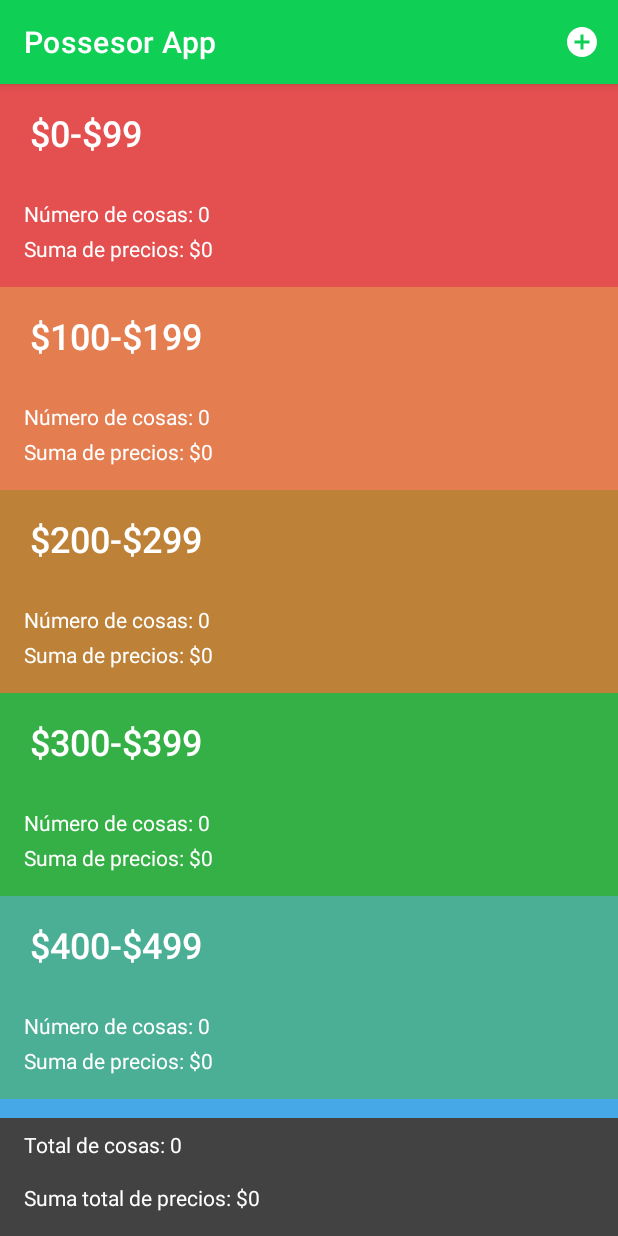
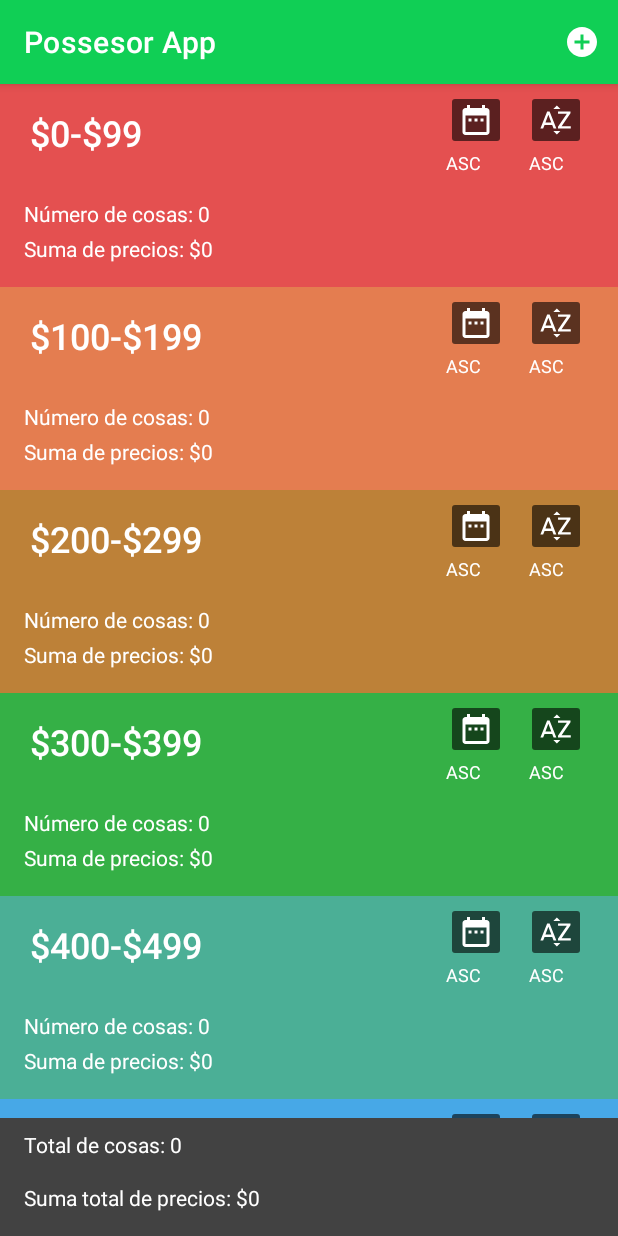
Before and after one commit to CesarArellano/Possessor-App, an Android app: the screen it shows after launch (MainActivity), on a phone screen of 412 x 824 dp. Run offline under Robolectric (Android 15) with nearby library versions, the phone set to English and light mode, and no system bars; libraries missing offline, so code that uses them is left out: it.xabaras.android.

Commit message:
Adding Sort by Alphabet or Date

```diff
--- a/PossessorApp/app/src/main/java/com/cesararellano/possessorapp/Thing.kt
+++ b/PossessorApp/app/src/main/java/com/cesararellano/possessorapp/Thing.kt
@@ -12,6 +12,7 @@ class Thing(): Parcelable {
     var pesosValue: Int = 0
     var serialNumber: String = UUID.randomUUID().toString().substring(0, 8) // Se limita a 8 dígitos el UUID random
     var creationDate: String = SimpleDateFormat( "dd-MM-yyyy", Locale.getDefault() ).format( Date() ) // Con esta instrucción formateamos la fecha de la siguiente forma "día-mes-año".
+    var originalCreationDate: Date = Date()
     var thingId = UUID.randomUUID().toString().substring(0,6)
 
     // Deserializar data
--- a/PossessorApp/app/src/main/java/com/cesararellano/possessorapp/ThingFragment.kt
+++ b/PossessorApp/app/src/main/java/com/cesararellano/possessorapp/ThingFragment.kt
@@ -1,5 +1,6 @@
 package com.cesararellano.possessorapp
 
+import android.annotation.SuppressLint
 import android.app.Activity
 import android.app.DatePickerDialog
 import android.content.Intent
@@ -189,6 +190,7 @@ class ThingFragment : Fragment() {
                 val newDate = "${ dayOfMonth }-${ monthOfYear + 1 }-${ yearN }"
                 dateLabel.text = newDate
                 thing.creationDate = newDate
+                thing.originalCreationDate = SimpleDateFormat("dd-MM-yyyy", Locale.getDefault() ).parse(newDate)!!
             }, year, month, day) // Se crea el DatePicker con la fecha actual y tras seleccionar una fecha le establecemos el formato a la misma, para almacenarla y pintarla en la vista.
         }
 
--- a/PossessorApp/app/src/main/java/com/cesararellano/possessorapp/ThingsTableFragment.kt
+++ b/PossessorApp/app/src/main/java/com/cesararellano/possessorapp/ThingsTableFragment.kt
@@ -8,6 +8,7 @@ import android.graphics.Color
 import android.os.Bundle
 import android.os.Environment
 import android.view.*
+import android.widget.ImageButton
 import android.widget.ImageView
 import android.widget.TextView
 import androidx.appcompat.app.AppCompatActivity
@@ -101,20 +102,58 @@ class ThingsTableFragment: Fragment() {
 
         inner class DataViewHolder(itemView: View): RecyclerView.ViewHolder(itemView) {
             private val sectionNameTV: TextView = itemView.findViewById(R.id.section_title)
-            private val cosasRV: RecyclerView = itemView.findViewById(R.id.child_recycler_view)
+            private val thingsRecyclerView: RecyclerView = itemView.findViewById(R.id.child_recycler_view)
             private val numberOfThingsBySection: TextView = itemView.findViewById(R.id.numberOfThingsBySection)
             private val thingPriceSumBySection: TextView = itemView.findViewById(R.id.thingPriceSumBySection)
+            private val orderByAlphaButton: ImageButton = itemView.findViewById(R.id.orderByAlphaButton)
+            private val orderByAlphaLabel: TextView = itemView.findViewById(R.id.orderByAlphaLabel)
+            private val orderByDateButton: ImageButton = itemView.findViewById(R.id.orderByDateButton)
+            private val orderByDateLabel: TextView = itemView.findViewById(R.id.orderByDateLabel)
+            private var isSortByAscAlpha:Boolean = true
+            private var isSortByAscDate:Boolean = true
 
+            @SuppressLint("SetTextI18n", "NotifyDataSetChanged")
+            fun bind(section: Sections, backgroundColor: Int) {
 
-            @SuppressLint("SetTextI18n")
-            fun bind(section: Sections, backgroundColor: Int) {
                 sectionNameTV.text = section.section
                 numberOfThingsBySection.text = "Número de cosas: ${ section.list.size }"
                 thingPriceSumBySection.text = "Suma de precios: $${ thingTableViewModel.getThingPriceSumBySection(section.list) }"
+
                 val thingAdapter = ThingAdapter(section.list)
-                cosasRV.layoutManager = LinearLayoutManager(context)
-                cosasRV.adapter = thingAdapter
-                cosasRV.setBackgroundColor(backgroundColor)
+                thingsRecyclerView.layoutManager = LinearLayoutManager(context)
+                thingsRecyclerView.adapter = thingAdapter
+                thingsRecyclerView.setBackgroundColor(backgroundColor)
+
+                orderByAlphaButton.isEnabled = section.list.size > 0
+                orderByDateButton.isEnabled = section.list.size > 0
+
+                orderByDateButton.setOnClickListener {
+                    isSortByAscDate = if( isSortByAscDate ) {
+                        section.list.sortBy { it.originalCreationDate }
+                        orderByDateLabel.text = "ASC"
+                        false
+                    } else {
+                        section.list.sortByDescending { it.originalCreationDate }
+                        orderByDateLabel.text = "DESC"
+                        true
+                    }
+                    notifyDataSetChanged()
+                }
+
+                orderByAlphaButton.setOnClickListener {
+
+                    isSortByAscAlpha = if( isSortByAscAlpha ) {
+                        section.list.sortBy { it.thingName }
+                        orderByAlphaLabel.text = "ASC"
+                        false
+                    } else {
+                        section.list.sortByDescending { it.thingName }
+                        orderByAlphaLabel.text = "DESC"
+                        true
+                    }
+                    notifyDataSetChanged()
+                }
+
                 // Se generan los listeners dependiendo del gesto del usuario, se utiliza la clase abstracta RecyclerViewGestures.
                 val swipegestures = object : RecyclerViewGestures() {
 
@@ -143,7 +182,7 @@ class ThingsTableFragment: Fragment() {
                 }
                 // Se adjunta el RecyclerView al touchHelper.
                 val touchHelper = ItemTouchHelper(swipegestures)
-                touchHelper.attachToRecyclerView(cosasRV)
+                touchHelper.attachToRecyclerView(thingsRecyclerView)
             }
 
         }
--- /dev/null
+++ b/PossessorApp/app/src/main/res/drawable/ic_baseline_date_range.xml
@@ -0,0 +1,5 @@
+<vector android:height="24dp" android:tint="#FFFFFF"
+    android:viewportHeight="24" android:viewportWidth="24"
+    android:width="24dp" xmlns:android="http://schemas.android.com/apk/res/android">
+    <path android:fillColor="@android:color/white" android:pathData="M9,11L7,11v2h2v-2zM13,11h-2v2h2v-2zM17,11h-2v2h2v-2zM19,4h-1L18,2h-2v2L8,4L8,2L6,2v2L5,4c-1.11,0 -1.99,0.9 -1.99,2L3,20c0,1.1 0.89,2 2,2h14c1.1,0 2,-0.9 2,-2L21,6c0,-1.1 -0.9,-2 -2,-2zM19,20L5,20L5,9h14v11z"/>
+</vector>
--- /dev/null
+++ b/PossessorApp/app/src/main/res/drawable/ic_baseline_sort_by_alpha.xml
@@ -0,0 +1,5 @@
+<vector android:height="24dp" android:tint="#FFFFFF"
+    android:viewportHeight="24" android:viewportWidth="24"
+    android:width="24dp" xmlns:android="http://schemas.android.com/apk/res/android">
+    <path android:fillColor="@android:color/white" android:pathData="M14.94,4.66h-4.72l2.36,-2.36zM10.25,19.37h4.66l-2.33,2.33zM6.1,6.27L1.6,17.73h1.84l0.92,-2.45h5.11l0.92,2.45h1.84L7.74,6.27L6.1,6.27zM4.97,13.64l1.94,-5.18 1.94,5.18L4.97,13.64zM15.73,16.14h6.12v1.59h-8.53v-1.29l5.92,-8.56h-5.88v-1.6h8.3v1.26l-5.93,8.6z"/>
+</vector>
--- a/PossessorApp/app/src/main/res/layout/sections_ui.xml
+++ b/PossessorApp/app/src/main/res/layout/sections_ui.xml
@@ -1,6 +1,7 @@
 <?xml version="1.0" encoding="utf-8"?>
 <androidx.constraintlayout.widget.ConstraintLayout xmlns:android="http://schemas.android.com/apk/res/android"
     xmlns:app="http://schemas.android.com/apk/res-auto"
+    xmlns:tools="http://schemas.android.com/tools"
     android:layout_width="match_parent"
     android:layout_height="wrap_content" >
     <TextView
@@ -50,4 +51,50 @@
         app:layout_constraintBottom_toBottomOf="parent"
         app:layout_constraintStart_toStartOf="parent" />
 
+    <ImageButton
+        android:id="@+id/orderByAlphaButton"
+        android:layout_width="40dp"
+        android:layout_height="40dp"
+        android:layout_marginTop="4dp"
+        android:layout_marginEnd="8dp"
+        android:backgroundTint="@color/material_on_background_emphasis_medium"
+        app:layout_constraintEnd_toEndOf="parent"
+        app:layout_constraintStart_toEndOf="@+id/orderByDateButton"
+        app:layout_constraintTop_toTopOf="parent"
+        app:srcCompat="@drawable/ic_baseline_sort_by_alpha" />
+
+    <ImageButton
+        android:id="@+id/orderByDateButton"
+        android:layout_width="40dp"
+        android:layout_height="40dp"
+        android:layout_marginTop="4dp"
+        android:backgroundTint="@color/material_on_background_emphasis_medium"
+        app:layout_constraintStart_toStartOf="@+id/orderByDateLabel"
+        app:layout_constraintTop_toTopOf="parent"
+        app:srcCompat="@drawable/ic_baseline_date_range" />
+
+    <TextView
+        android:id="@+id/orderByAlphaLabel"
+        android:layout_width="wrap_content"
+        android:layout_height="wrap_content"
+        android:layout_marginEnd="36dp"
+        android:text="@string/orderByLabel"
+        android:textColor="@color/white"
+        android:textSize="12sp"
+        app:layout_constraintBottom_toTopOf="@+id/child_recycler_view"
+        app:layout_constraintEnd_toEndOf="parent"
+        app:layout_constraintTop_toTopOf="@+id/orderByDateLabel"
+        app:layout_constraintVertical_bias="0.0" />
+
+    <TextView
+        android:id="@+id/orderByDateLabel"
+        android:layout_width="wrap_content"
+        android:layout_height="wrap_content"
+        android:layout_marginEnd="32dp"
+        android:text="@string/orderByLabel"
+        android:textColor="@color/white"
+        android:textSize="12sp"
+        app:layout_constraintBottom_toTopOf="@+id/child_recycler_view"
+        app:layout_constraintEnd_toStartOf="@+id/orderByAlphaLabel" />
+
 </androidx.constraintlayout.widget.ConstraintLayout>
--- a/PossessorApp/app/src/main/res/values/strings.xml
+++ b/PossessorApp/app/src/main/res/values/strings.xml
@@ -16,4 +16,5 @@
     <string name="totalThings">Total de cosas: 0</string>
     <string name="totalPriceSum">Suma total de precios: $0</string>
     <string name="deleteImageButton">Eliminar imagen</string>
+    <string name="orderByLabel">ASC</string>
 </resources>
```
